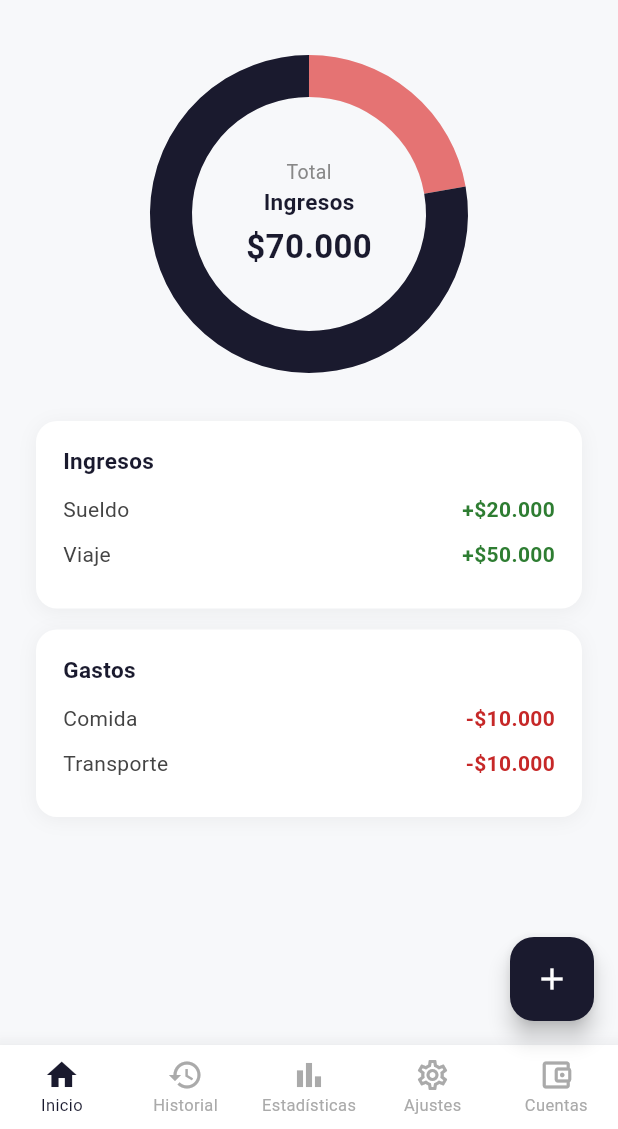
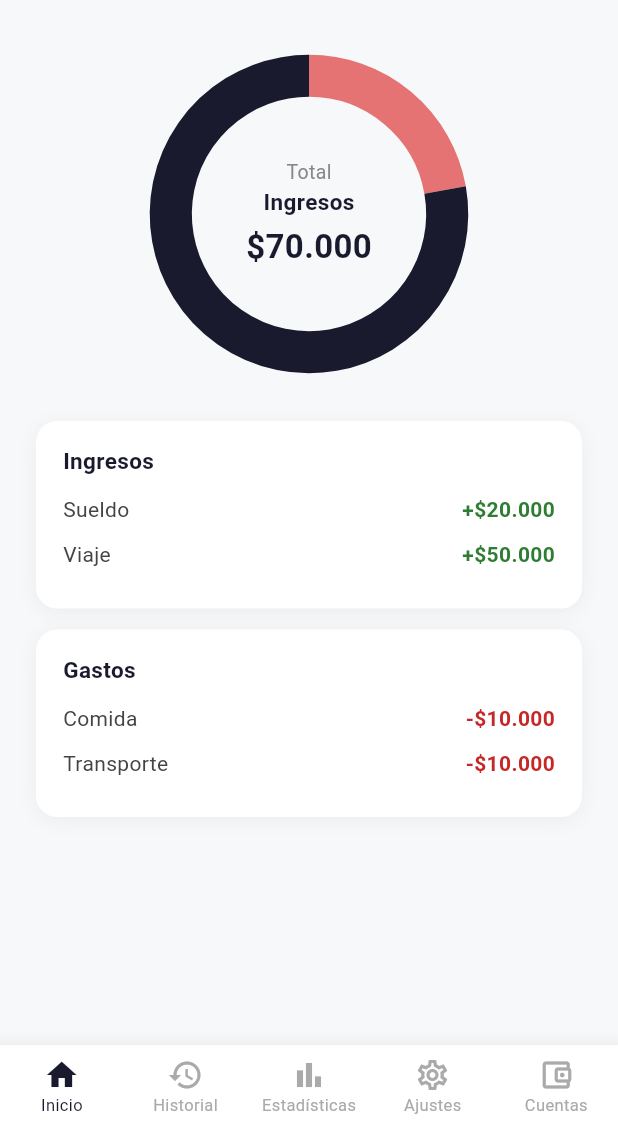
Before and after one commit to Sebastian1499/finanzas, a Flutter app: the HomeScreen screen opened directly, on a phone screen of 412 x 824 dp, the part 107-1236 px from its top. Run offline on Flutter 3.47's test engine with Material 3 defaults, Android fonts, the phone set to English and light mode, and no system bars.

Commit message:
feat: circulo dona tappable con animacion de pulso, quita FAB

```diff
--- a/lib/screens/home_screen.dart
+++ b/lib/screens/home_screen.dart
@@ -10,8 +10,12 @@ class HomeScreen extends StatefulWidget {
   State<HomeScreen> createState() => _HomeScreenState();
 }
 
-class _HomeScreenState extends State<HomeScreen> {
+class _HomeScreenState extends State<HomeScreen>
+    with SingleTickerProviderStateMixin {
   int _selectedIndex = 0;
+
+  late AnimationController _pulseController;
+  late Animation<double> _pulseAnim;
 
   final List<Transaction> _transactions = [
     const Transaction(label: 'Sueldo', amount: 20000, isIncome: true),
@@ -32,6 +36,36 @@ class _HomeScreenState extends State<HomeScreen> {
   String _fmt(double amount) => amount
       .toStringAsFixed(0)
       .replaceAllMapped(RegExp(r'(\d)(?=(\d{3})+$)'), (m) => '${m[1]}.');
+
+  @override
+  void initState() {
+    super.initState();
+    _pulseController = AnimationController(
+      vsync: this,
+      duration: const Duration(milliseconds: 900),
+    )..repeat(reverse: true);
+    _pulseAnim = Tween<double>(begin: 1.0, end: 1.06).animate(
+      CurvedAnimation(parent: _pulseController, curve: Curves.easeInOut),
+    );
+  }
+
+  @override
+  void dispose() {
+    _pulseController.dispose();
+    super.dispose();
+  }
+
+  void _goToAddTransaction() {
+    Navigator.push(
+      context,
+      MaterialPageRoute(
+        builder: (_) => AddTransactionScreen(
+          transactions: List.from(_transactions),
+          onSave: (t) => setState(() => _transactions.add(t)),
+        ),
+      ),
+    );
+  }
 
   @override
   Widget build(BuildContext context) {
@@ -99,8 +133,16 @@ class _HomeScreenState extends State<HomeScreen> {
 
               const SizedBox(height: 32),
 
-              // ── Gráfica de dona ────────────────────────────────────────
+              // ── Gráfica de dona (tappable + pulso) ───────────────────
               Center(
+                child: GestureDetector(
+                  onTap: _goToAddTransaction,
+                  child: AnimatedBuilder(
+                    animation: _pulseAnim,
+                    builder: (context, child) => Transform.scale(
+                      scale: _pulseAnim.value,
+                      child: child,
+                    ),
                     child: SizedBox(
                       width: 220,
                       height: 220,
@@ -143,6 +185,8 @@ class _HomeScreenState extends State<HomeScreen> {
                       ),
                     ),
                   ),
+                ),
+              ),
 
               const SizedBox(height: 28),
 
@@ -164,22 +208,6 @@ class _HomeScreenState extends State<HomeScreen> {
             ],
           ),
         ),
-      ),
-
-      floatingActionButton: FloatingActionButton(
-        backgroundColor: const Color(0xFF1A1A2E),
-        onPressed: () {
-          Navigator.push(
-            context,
-            MaterialPageRoute(
-              builder: (_) => AddTransactionScreen(
-                transactions: List.from(_transactions),
-                onSave: (t) => setState(() => _transactions.add(t)),
-              ),
-            ),
-          );
-        },
-        child: const Icon(Icons.add, color: Colors.white),
       ),
 
       // ── Barra de navegación ──────────────────────────────────────────
```
Lines whose indentation alone changed are shown as unchanged.
